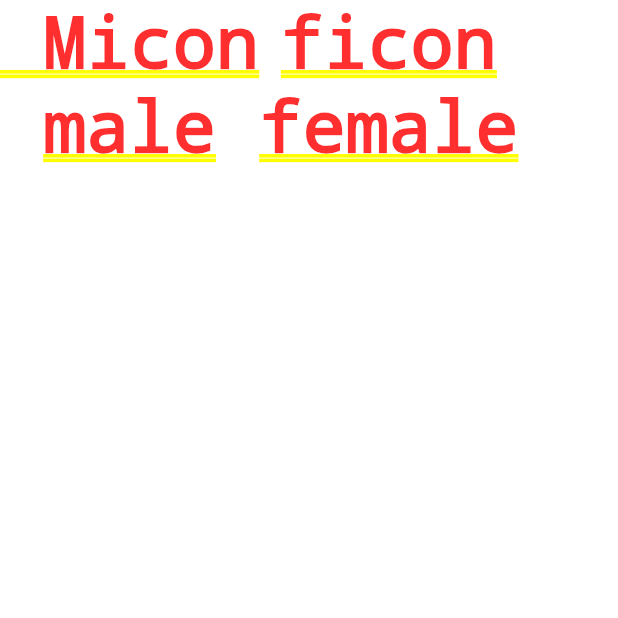
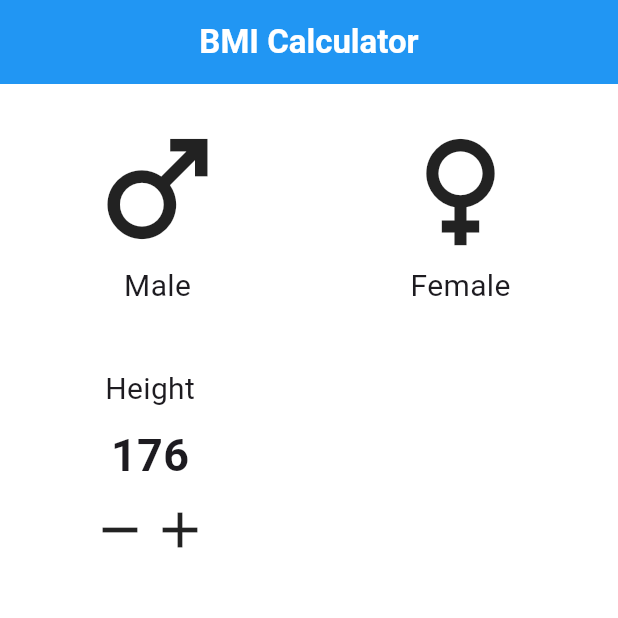
Before and after one commit to Tharindu-Nimsara/Flutter_BMI_Cal, a Flutter app: the screen it shows after launch, on a phone screen of 412 x 824 dp, the top half of it. Run offline on Flutter 3.47's test engine with Material 3 defaults, Android fonts, the phone set to English and light mode, and no system bars.

Commit message:
made some components 👽

```diff
--- a/lib/main_page.dart
+++ b/lib/main_page.dart
@@ -12,29 +12,94 @@ class MainPage extends StatefulWidget {
 class _MainPageState extends State<MainPage> {
   @override
   Widget build(BuildContext context) {
-    return Container(
+    return Scaffold(
+      appBar: AppBar(
+        backgroundColor: Colors.blue,
+        title: Center(
+          child: Text(
+            "BMI Calculator",
+            style: TextStyle(
+                fontSize: 22, fontWeight: FontWeight.bold, color: Colors.white),
+          ),
+        ),
+      ),
+      body: Container(
           color: Colors.white,
+          child: Padding(
+            padding: const EdgeInsets.all(20.0),
             child: Column(
               children: [
-            Row(
+                Padding(
+                  padding: const EdgeInsets.only(bottom: 40.0),
+                  child: Row(
                     //male female row
+                    children: const [
+                      Padding(
+                        padding: EdgeInsets.only(
+                          left: 35.0,
+                        ),
+                        child: Column(
+                          //male
                           children: [
-                Column(
-                  //male
-                  children: [Text(" Micon"), Text("male")],
+                            Icon(
+                              Icons.male,
+                              size: 100,
                             ),
-                Column(
-                  //female
-                  children: [Text("ficon"), Text("female")],
+                            Text(
+                              "Male",
+                              style: TextStyle(fontSize: 20),
                             )
                           ],
+                        ),
+                      ),
+                      Spacer(),
+                      Padding(
+                        padding: EdgeInsets.only(right: 35.0),
+                        child: Column(
+                          //female
+                          children: [
+                            Icon(
+                              Icons.female,
+                              size: 100,
+                            ),
+                            Text(
+                              "Female",
+                              style: TextStyle(fontSize: 20),
+                            )
+                          ],
+                        ),
+                      )
+                    ],
+                  ),
                 ),
                 Row(
                   //height weight row
                   children: [
-                Column(
+                    Padding(
+                      padding: const EdgeInsets.only(left: 40.0),
+                      child: Column(
                         //Height
+                        children: [
+                          Text("Height",style: TextStyle(fontSize: 20, ),),
 
+                          Padding(
+                            padding: const EdgeInsets.all(8.0),
+                            child: Text("176", style: TextStyle(fontSize: 30, fontWeight: FontWeight.bold)),
+                          ),
+                          Row(
+                            children: [
+                              Icon(
+                                Icons.remove,
+                                size: 40,
+                              ),
+                              Icon(
+                                Icons.add,
+                                size: 40,
+                              )
+                            ],
+                          )
+                        ],
+                      ),
                     ),
                     Column(
                         //weight
@@ -52,6 +117,8 @@ class _MainPageState extends State<MainPage> {
                   ],
                 )
               ],
-        ));
+            ),
+          )),
+    );
   }
 }
```
Lines whose indentation alone changed are shown as unchanged.
